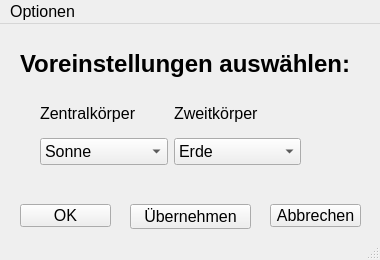
First picture: the form in ui/examples.ui, repository fflopsi/twobodyproblem, before the edit.
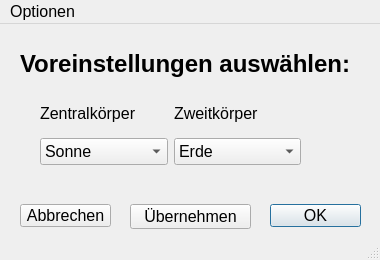
Second picture: the form after the edit.

```diff
--- a/ui/examples.ui
+++ b/ui/examples.ui
@@ -117,7 +117,7 @@
    <widget class="QPushButton" name="b_ok">
     <property name="geometry">
      <rect>
-      <x>20</x>
+      <x>270</x>
       <y>180</y>
       <width>91</width>
       <height>23</height>
@@ -126,11 +126,14 @@
     <property name="text">
      <string>OK</string>
     </property>
+    <property name="default">
+     <bool>true</bool>
+    </property>
    </widget>
    <widget class="QPushButton" name="b_cancel">
     <property name="geometry">
      <rect>
-      <x>270</x>
+      <x>20</x>
       <y>180</y>
       <width>91</width>
       <height>23</height>
```
Left out of the diff: 7 changed lines with no effect on the pictures.
